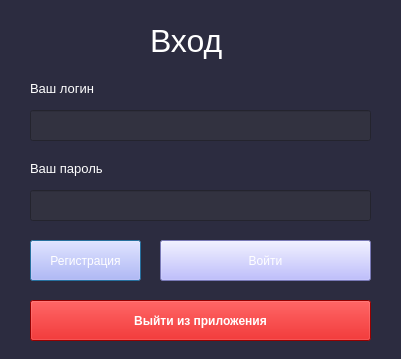
First picture: the form in LoginWindow.ui, repository EgLeVor/Course, before the edit.
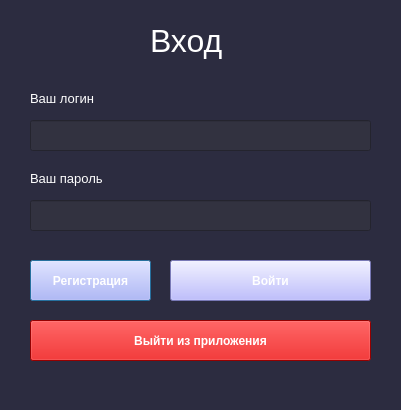
Second picture: the form after the edit.

Diff of the .ui file:
```diff
--- a/LoginWindow.ui
+++ b/LoginWindow.ui
@@ -7,7 +7,7 @@
     <x>0</x>
     <y>0</y>
     <width>401</width>
-    <height>359</height>
+    <height>410</height>
    </rect>
   </property>
   <property name="windowTitle">
@@ -19,6 +19,7 @@
 	font: 75 9pt &quot;MS Shell Dlg 2&quot;;
 	background-color: rgb(170, 170, 255);
 	color: rgb(255, 255, 255);
+	font-weight: bold
 }
 QPushButton#exit_btn{
 	
@@ -64,7 +65,7 @@
    <property name="geometry">
     <rect>
      <x>30</x>
-     <y>80</y>
+     <y>90</y>
      <width>131</width>
      <height>16</height>
     </rect>
@@ -82,7 +83,7 @@
    <property name="geometry">
     <rect>
      <x>30</x>
-     <y>110</y>
+     <y>120</y>
      <width>341</width>
      <height>31</height>
     </rect>
@@ -92,7 +93,7 @@
    <property name="geometry">
     <rect>
      <x>30</x>
-     <y>160</y>
+     <y>170</y>
      <width>131</width>
      <height>16</height>
     </rect>
@@ -110,7 +111,7 @@
    <property name="geometry">
     <rect>
      <x>30</x>
-     <y>190</y>
+     <y>200</y>
      <width>341</width>
      <height>31</height>
     </rect>
@@ -120,8 +121,8 @@
    <property name="geometry">
     <rect>
      <x>30</x>
-     <y>240</y>
-     <width>111</width>
+     <y>260</y>
+     <width>121</width>
      <height>41</height>
     </rect>
    </property>
@@ -132,9 +133,9 @@
   <widget class="QPushButton" name="lgn_btn">
    <property name="geometry">
     <rect>
-     <x>160</x>
-     <y>240</y>
-     <width>211</width>
+     <x>170</x>
+     <y>260</y>
+     <width>201</width>
      <height>41</height>
     </rect>
    </property>
@@ -146,7 +147,7 @@
    <property name="geometry">
     <rect>
      <x>30</x>
-     <y>300</y>
+     <y>320</y>
      <width>341</width>
      <height>41</height>
     </rect>
```
